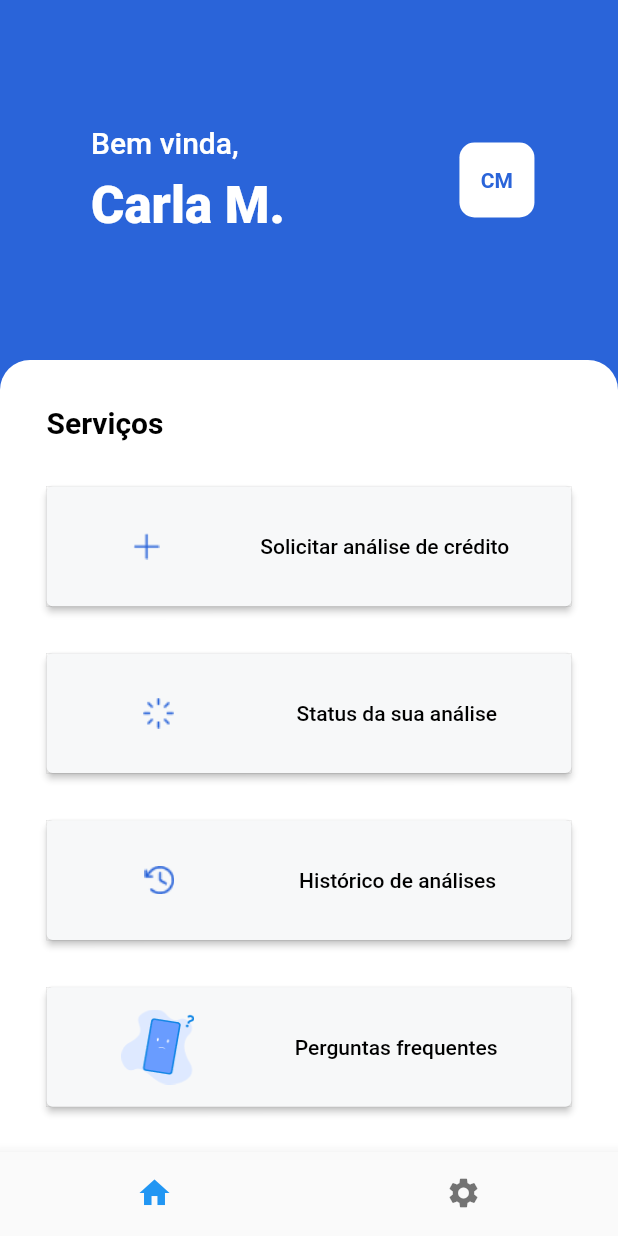
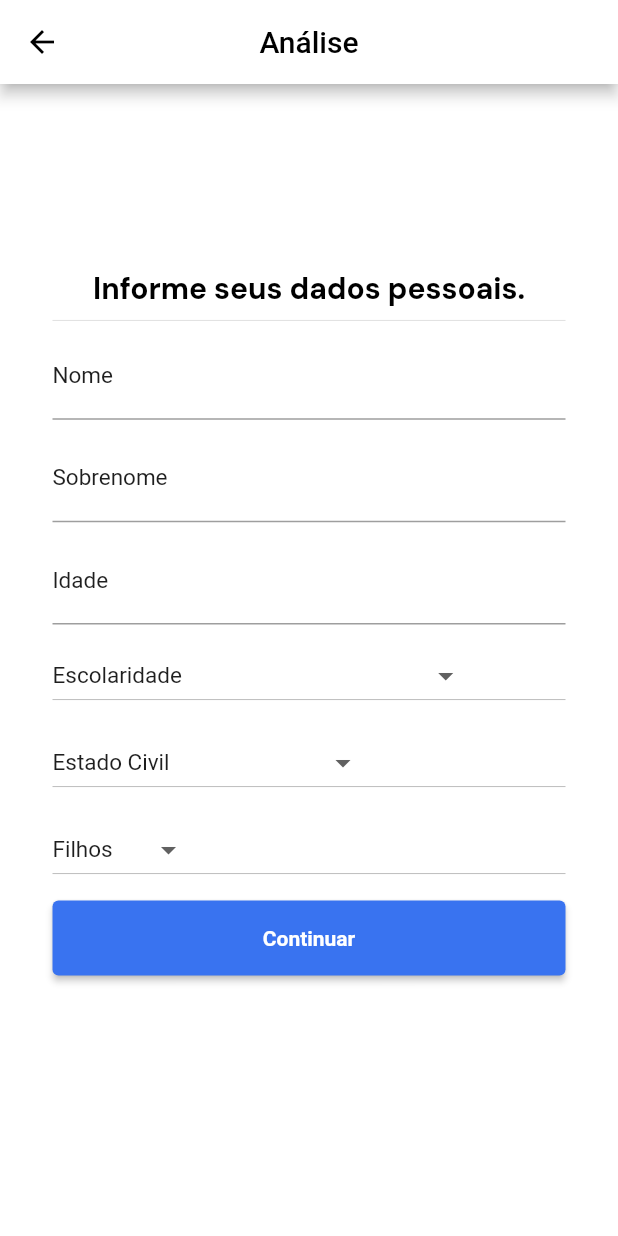
Before and after one commit to celsosoares/ST_Credit, a Flutter app: the HomeUser screen opened directly, after a tap on "Solicitar análise de crédito", on a phone screen of 412 x 824 dp. Run offline on Flutter 3.47's test engine with Material 2 defaults, Android fonts, the phone set to English and light mode, and no system bars; our stand-ins replace google_fonts.

Commit message:
Adição das telas de cadastro dos dados para o ML

```diff
--- /dev/null
+++ b/lib/pages/PrimeiroPasso.dart
@@ -0,0 +1,263 @@
+import 'package:google_fonts/google_fonts.dart';
+import 'package:st_credit/pages/SegundoPasso.dart';
+import 'package:flutter/material.dart';
+import 'package:flutter/cupertino.dart';
+
+
+class ClientAnalysisOnePage extends StatefulWidget {
+  @override
+  _ClientAnalysisOnePageState createState() => _ClientAnalysisOnePageState();
+}
+
+class _ClientAnalysisOnePageState extends State<ClientAnalysisOnePage> {
+
+  Widget _buildTextName() {
+    return TextFormField(
+      autofocus: true,
+      keyboardType: TextInputType.text,
+      decoration: InputDecoration(
+          labelText: "Nome",
+          labelStyle:
+          TextStyle(color: Color.fromRGBO(30, 30, 30, 100), fontSize: 15)),
+      validator: (value) {
+        if (value != null && value.isEmpty) {
+          return "O nome é obrigatório";
+        } else if (value != null && value.length > 18) {
+          return "O nome pode ter no máximo 18 caracteres";
+        }
+        return null;
+      },
+    );
+  }
+
+  Widget _buildTextLastName() {
+    return TextFormField(
+      autofocus: true,
+      keyboardType: TextInputType.text,
+      decoration: InputDecoration(
+          labelText: "Sobrenome",
+          labelStyle:
+          TextStyle(color: Color.fromRGBO(30, 30, 30, 100), fontSize: 15)),
+      validator: (value) {
+        if (value != null && value.isEmpty) {
+          return "O sobrenome é obrigatório";
+        } else if (value != null && value.length > 18) {
+          return "O sobrenome pode ter no máximo 18 caracteres";
+        }
+        return null;
+      },
+    );
+  }
+
+  Widget _buildTextAge() {
+    return TextFormField(
+      autofocus: true,
+      keyboardType: TextInputType.text,
+      decoration: InputDecoration(
+          labelText: "Idade",
+          labelStyle:
+          TextStyle(color: Color.fromRGBO(30, 30, 30, 100), fontSize: 15)),
+      validator: (value) {
+        if (value != null && value.isEmpty) {
+          return "A idade é obrigatório";
+        } else if (value != null && value.length > 100) {
+          return "Idade invalida";
+        }
+        return null;
+      },
+    );
+  }
+
+  Widget _buildSchooling() {
+    return Container(
+      width: double.infinity,
+      child: DropdownButton<String>(
+        autofocus: true,
+        value: dropdownValue3,
+        items: <String>[
+          "Escolaridade",
+          "Ensino Superior",
+          "Ensino Médio / Ensino Médio Técnico",
+          "Ensino Superior Incompleto",
+          "Ensino Fundamental",
+          "Pós graduação/Mestrado/Doutorado"
+        ].map<DropdownMenuItem<String>>((String value) {
+          return DropdownMenuItem<String>(
+            value: value,
+            child: Text(
+              value,
+              style: TextStyle(
+                  color: Color.fromRGBO(30, 30, 30, 100), fontSize: 15),
+            ),
+          );
+        }).toList(),
+        onChanged: (String? newValue) {
+          setState(() {
+            dropdownValue3 = newValue!;
+          });
+        },
+      ),
+    );
+  }
+
+
+  Widget _buildMaritalStatus() {
+    return Container(
+      width: double.infinity,
+      child: DropdownButton<String>(
+        autofocus: true,
+        value: dropdownValue1,
+        items: <String>[
+          'Estado Civil',
+          'União estável',
+          'Casado(a)',
+          'Solteiro(a) / Não casado(a)',
+          'Separado(a)',
+          'Viúvo(a)'
+        ].map<DropdownMenuItem<String>>((String value) {
+          return DropdownMenuItem<String>(
+            value: value,
+            child: Text(
+              value,
+              style: TextStyle(
+                  color: Color.fromRGBO(30, 30, 30, 100), fontSize: 15),
+            ),
+          );
+        }).toList(),
+        onChanged: (String? newValue) {
+          setState(() {
+            dropdownValue1 = newValue!;
+          });
+        },
+      ),
+    );
+  }
+
+  Widget _buildChildren() {
+    return Container(
+      width: double.infinity,
+      child: DropdownButton<String>(
+        autofocus: true,
+        value: dropdownValue2,
+        items: <String>['Filhos', '0', '1', '2', '3 ou mais']
+            .map<DropdownMenuItem<String>>((String value) {
+          return DropdownMenuItem<String>(
+            value: value,
+            child: Text(
+              value,
+              style: TextStyle(
+                  color: Color.fromRGBO(30, 30, 30, 100), fontSize: 15),
+            ),
+          );
+        }).toList(),
+        onChanged: (String? newValue) {
+          setState(() {
+            dropdownValue2 = newValue!;
+          });
+        },
+      ),
+    );
+  }
+
+  String dropdownValue1 = 'Estado Civil';
+  String dropdownValue2 = 'Filhos';
+  String dropdownValue3 = 'Escolaridade';
+
+  final GlobalKey<FormState> _formKey = GlobalKey<FormState>();
+  @override
+  Widget build(BuildContext context) {
+    return Scaffold(
+        backgroundColor: Color.fromARGB(255, 255, 255, 255),
+        appBar: AppBar(
+          title: Text(
+            "Análise",
+            style: const TextStyle(
+              color: Colors.black,
+              fontSize: 20,
+            ),
+          ),
+          centerTitle: true,
+          leading: new IconButton(
+            icon: new Icon(Icons.arrow_back),
+            color: Colors.black,
+            onPressed: () => Navigator.of(context).pop(),
+          ),
+          backgroundColor: Colors.white,
+        ),
+        body: Padding(
+            padding: EdgeInsets.all(35),
+            child: Center(
+              child: SingleChildScrollView(
+                child: Column(children: <Widget>[
+                  Align(
+                    alignment: Alignment.center,
+                    child: Text(
+                      'Informe seus dados pessoais.',
+                      style: GoogleFonts.dmSans(
+                        color: Colors.black,
+                        fontSize: 20.0,
+                        fontWeight: FontWeight.bold,
+                      ),
+                    ),
+                  ),
+                  Container(
+                    child: Form(
+                      key: _formKey,
+                      child: Column(
+                          mainAxisAlignment: MainAxisAlignment.center,
+                          children: <Widget>[
+                            Divider(),
+                            _buildTextName(),
+                            SizedBox(
+                              height: 10,
+                            ),
+                            _buildTextLastName(),
+                            SizedBox(
+                              height: 10,
+                            ),
+                            _buildTextAge(),
+                            SizedBox(
+                              height: 10,
+                            ),
+                            _buildSchooling(),
+                            SizedBox(
+                              height: 10,
+                            ),
+                            _buildMaritalStatus(),
+                            SizedBox(
+                              height: 10,
+                            ),
+                            _buildChildren(),
+                            SizedBox(
+                              height: 10,
+                            ),
+                            Container(
+                              height: 50.0,
+                              width: 430.0,
+                              child: ElevatedButton(
+                                child: Text('Continuar'),
+                                style: ElevatedButton.styleFrom(
+                                    backgroundColor:
+                                    Color.fromARGB(255, 57, 115, 240),
+                                    textStyle: const TextStyle(
+                                        color: Colors.white,
+                                        fontStyle: FontStyle.normal,
+                                        fontWeight: FontWeight.bold)),
+                                onPressed: () {
+
+                                  Navigator.push(
+                                      context,
+                                      MaterialPageRoute(
+                                          builder: (context) => ClientAnalysisSecondPage()));
+                                },
+                              ),
+                            ),
+                            SizedBox(height: 50),
+                          ]),
+                    ),
+                  )
+                ]),
+              ),
+            )));
+  }
+}
--- a/lib/pages/homeUser.dart
+++ b/lib/pages/homeUser.dart
@@ -3,6 +3,7 @@ import 'dart:io';
 import 'package:flutter/material.dart';
 import 'package:flutter/gestures.dart';
 import 'package:google_fonts/google_fonts.dart';
+import 'package:st_credit/pages/PrimeiroPasso.dart';
 
 
 class HomeUser extends StatefulWidget {
@@ -106,6 +107,8 @@ class _HomeUserState extends State<HomeUser>{
                             ),
                           child: ElevatedButton(
                             onPressed: (){
+                              Navigator.push(context,
+                                  MaterialPageRoute(builder:(context) => ClientAnalysisOnePage()));
 
                             },
                             style: ElevatedButton.styleFrom(
--- a/pubspec.yaml
+++ b/pubspec.yaml
@@ -68,6 +68,7 @@ flutter:
     - assets/images/status.png
     - assets/images/history.png
     - assets/images/ask.png
+    - assets/images/seila.png
 
   # An image asset can refer to one or more resolution-specific "variants", see
   # https://flutter.dev/assets-and-images/#resolution-aware
```
Also changed, not shown: lib/pages/AnalysisDone.dart (added, +87 -0 lines), lib/pages/SegundoPasso.dart (added, +195 -0 lines), lib/pages/TerceiroPasso.dart (added, +196 -0 lines), assets/images/seila.png (added).
